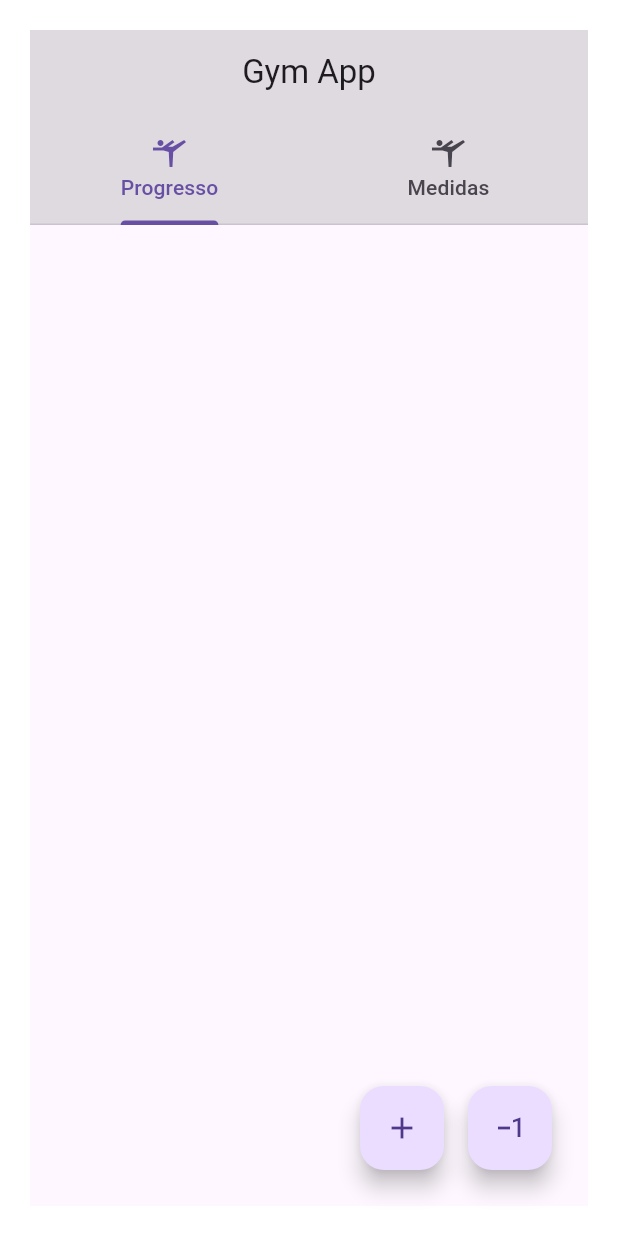
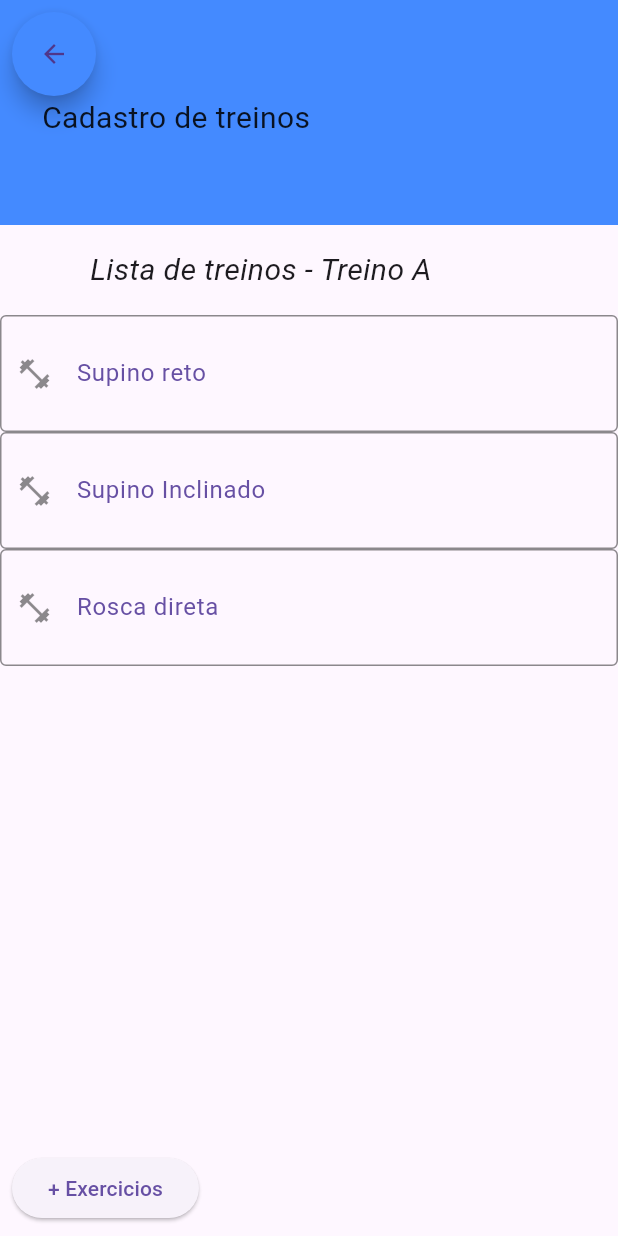
Before and after one commit to gscode96/GymApp, a Flutter app: the screen it shows after launch, on a phone screen of 412 x 824 dp. Run offline on Flutter 3.47's test engine with Material 3 defaults, Android fonts, the phone set to English and light mode, and no system bars.

Commit message:
Implementado cadastro de treino e entidades

```diff
--- /dev/null
+++ b/gym_app/lib/Entidades/listaTreino.dart
@@ -0,0 +1,8 @@
+import 'package:gym_app/Entidades/treino.dart';
+
+class ListaTreino {
+  String titulo;
+  List<Treino> treinos;
+
+  ListaTreino({required this.titulo, required this.treinos});
+}
--- /dev/null
+++ b/gym_app/lib/Entidades/treino.dart
@@ -0,0 +1,10 @@
+class Treino {
+  String descricao;
+  int series;
+  int repeticoes;
+
+  Treino(
+      {required this.descricao,
+      required this.repeticoes,
+      required this.series});
+}
--- a/gym_app/lib/View/viewCadastro.dart
+++ b/gym_app/lib/View/viewCadastro.dart
@@ -0,0 +1,97 @@
+import 'package:flutter/material.dart';
+
+List<String> treinos = <String>['Treino A', 'Treino B', 'Treino C', 'Treino D'];
+List<String> exercicios = <String>[
+  'Supino Reto',
+  'Supino Inclinado',
+  'Crusifixo com Halter',
+  'Rosca direta barra',
+  'Rosca direta com halter',
+  'Rosca Martelo',
+  'Abdominal supra prancha'
+];
+
+List<String> series = <String>['1', '2', '3', '4', '5', '6', '7'];
+
+class ViewCadastro extends StatefulWidget {
+  const ViewCadastro({super.key});
+
+  @override
+  State<ViewCadastro> createState() => _ViewCadastroState();
+}
+
+class _ViewCadastroState extends State<ViewCadastro> {
+  String Menu = treinos.first;
+  @override
+  Widget build(BuildContext context) {
+    return Container(
+      padding: const EdgeInsets.all(20),
+      child: MaterialApp(
+        debugShowCheckedModeBanner: false,
+        home: Scaffold(
+          appBar: AppBar(
+            title: const Text('Progresso'),
+            backgroundColor: Colors.black45,
+            centerTitle: true,
+            scrolledUnderElevation: 4.0,
+          ),
+          body: Column(
+            children: [
+              Container(
+                child: Padding(
+                  padding: const EdgeInsets.all(8),
+                  child: Row(
+                      mainAxisAlignment: MainAxisAlignment.spaceEvenly,
+                      children: [
+                        DropdownMenu(
+                          initialSelection: treinos.first,
+                          onSelected: (String? value) => setState(() {
+                            Menu = value!;
+                          }),
+                          dropdownMenuEntries: treinos
+                              .map<DropdownMenuEntry<String>>((String value) {
+                            return DropdownMenuEntry<String>(
+                                value: value, label: value);
+                          }).toList(),
+                        )
+                      ]),
+                ),
+              ),
+              Padding(
+                padding: const EdgeInsets.all(8.0),
+                child: Row(
+                  mainAxisAlignment: MainAxisAlignment.spaceEvenly,
+                  children: [
+                    DropdownMenu(
+                      initialSelection: exercicios.first,
+                      onSelected: (String? value) => setState(() {
+                        Menu = value!;
+                      }),
+                      dropdownMenuEntries: exercicios
+                          .map<DropdownMenuEntry<String>>((String value) {
+                        return DropdownMenuEntry<String>(
+                            value: value, label: value);
+                      }).toList(),
+                    ),
+                    DropdownMenu(
+                      helperText: 'Qtd Repetições',
+                      initialSelection: series.first,
+                      onSelected: (String? value) => setState(() {
+                        Menu = value!;
+                      }),
+                      dropdownMenuEntries:
+                          series.map<DropdownMenuEntry<String>>((String value) {
+                        return DropdownMenuEntry<String>(
+                            value: value, label: value);
+                      }).toList(),
+                    )
+                  ],
+                ),
+              )
+            ],
+          ),
+        ),
+      ),
+    );
+  }
+}
--- /dev/null
+++ b/gym_app/lib/View/viewCadastroTreino.dart
@@ -0,0 +1,117 @@
+import 'package:flutter/material.dart';
+
+List<String> itens = ['Supino reto', 'Supino Inclinado', 'Rosca direta'];
+
+class ViewCadastroTreino extends StatefulWidget {
+  const ViewCadastroTreino({super.key});
+
+  @override
+  State<ViewCadastroTreino> createState() => _ViewCadastroTreinoState();
+}
+
+class _ViewCadastroTreinoState extends State<ViewCadastroTreino> {
+  @override
+  Widget build(BuildContext context) {
+    return MaterialApp(
+      debugShowCheckedModeBanner: false,
+      home: Scaffold(
+        body: Column(
+          children: [
+            Row(
+              children: [
+                Expanded(
+                  child: Container(
+                    padding: const EdgeInsets.all(8),
+                    height: 150,
+                    decoration: const BoxDecoration(
+                        color: Colors.blueAccent, shape: BoxShape.rectangle),
+                    child: Column(
+                      children: [
+                        Row(
+                          children: [
+                            FloatingActionButton(
+                              onPressed: () {
+                                setState(() {});
+                              },
+                              backgroundColor: Colors.blueAccent,
+                              shape: CircleBorder(),
+                              mouseCursor: MaterialStateMouseCursor.clickable,
+                              tooltip: 'Voltar',
+                              child: const Icon(
+                                Icons.arrow_back,
+                                size: 20,
+                              ),
+                            ),
+                          ],
+                        ),
+                        const Row(
+                          children: [
+                            Padding(
+                              padding: EdgeInsets.only(left: 20),
+                              child: Text(
+                                'Cadastro de treinos',
+                                style: TextStyle(
+                                    color: Colors.black87, fontSize: 20),
+                              ),
+                            )
+                          ],
+                        ),
+                      ],
+                    ),
+                  ),
+                ),
+              ],
+            ),
+            const Row(
+              children: [
+                Padding(padding: EdgeInsets.all(30)),
+                Text(
+                  'Lista de treinos - Treino A',
+                  style: TextStyle(fontSize: 20, fontStyle: FontStyle.italic),
+                )
+              ],
+            ),
+            Expanded(
+              child: ListView.builder(
+                itemCount: itens.length,
+                itemBuilder: (context, index) {
+                  return ListTile(
+                    title: Text(itens[index]),
+                    mouseCursor: MaterialStateMouseCursor.clickable,
+                    selected: true,
+                    tileColor: Colors.black45,
+                    shape: const OutlineInputBorder(
+                        borderSide: BorderSide(color: Colors.black45)),
+                    contentPadding: const EdgeInsets.all(10),
+                    visualDensity: VisualDensity.adaptivePlatformDensity,
+                    leading: const Icon(Icons.fitness_center_outlined,
+                        color: Colors.black45),
+                    onTap: () {
+                      print('Clicou no ${itens[index]}');
+                    },
+                  );
+                },
+              ),
+            ),
+            Row(
+              children: [
+                ButtonBar(
+                  children: [
+                    ElevatedButton(
+                      onPressed: () {
+                        setState(() {});
+                      },
+                      style: const ButtonStyle(
+                          mouseCursor: MaterialStateMouseCursor.clickable),
+                      child: const Text('+ Exercicios'),
+                    ),
+                  ],
+                )
+              ],
+            )
+          ],
+        ),
+      ),
+    );
+  }
+}
--- a/gym_app/lib/main.dart
+++ b/gym_app/lib/main.dart
@@ -1,6 +1,8 @@
 import 'package:flutter/material.dart';
+import 'package:gym_app/View/viewCadastro.dart';
+import 'package:gym_app/View/viewCadastroTreino.dart';
 import 'package:gym_app/View/viewInicial.dart';
 
 void main() {
-  runApp(const ViewInicial());
+  runApp(const ViewCadastroTreino());
 }
```
Also changed, not shown: gym_app/assets/fonts/OFL.txt (added, +93 -0 lines), gym_app/pubspec.yaml (+7 -7 lines), gym_app/assets/fonts/ProtestStrike-Regular.ttf (added).
